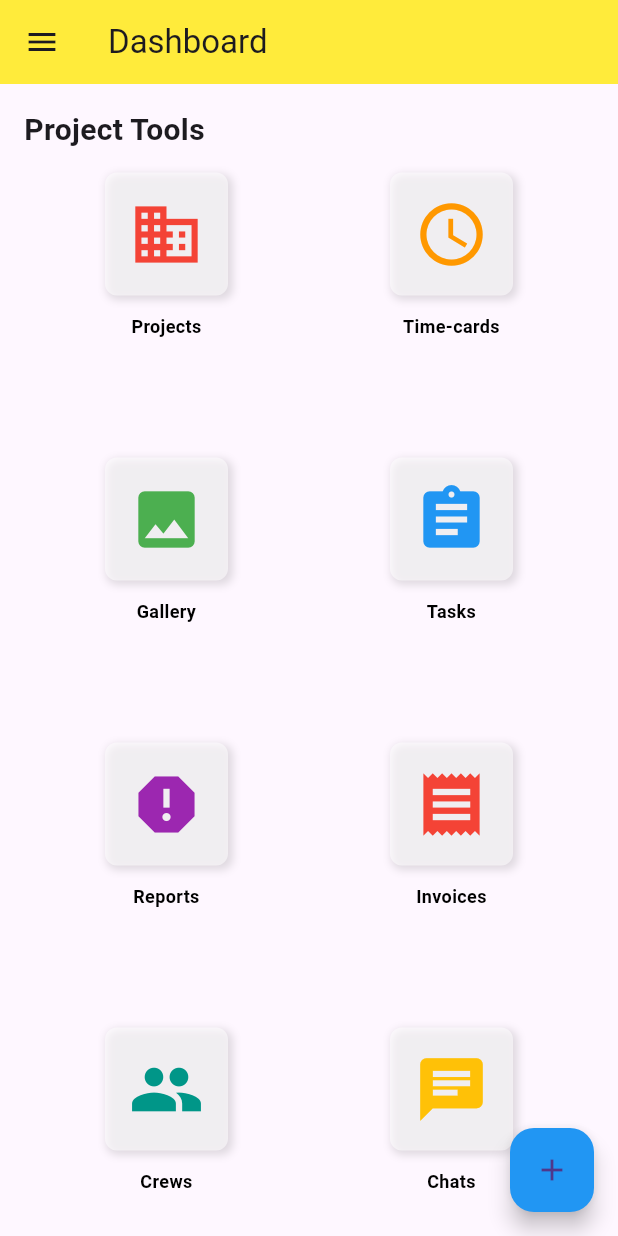
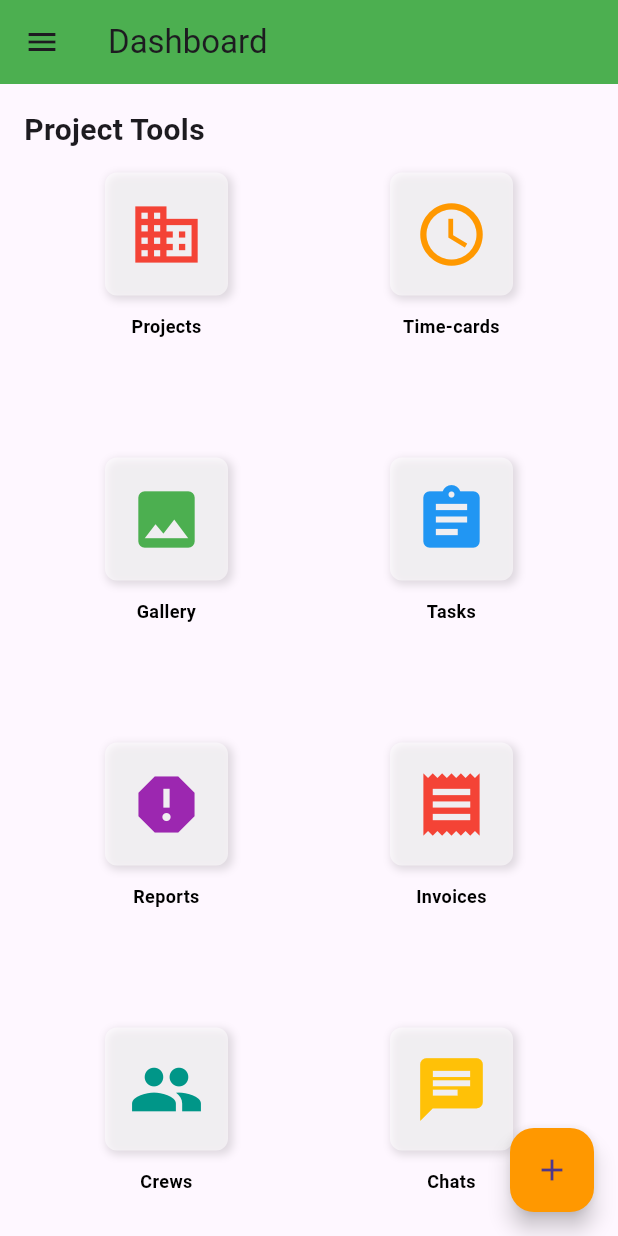
Before and after one commit to monahidalgo/on_site_crews, a Flutter app: the DashboardScreen screen opened by its route, on a phone screen of 412 x 824 dp. Run offline on Flutter 3.47's test engine with Material 3 defaults, Android fonts, the phone set to English and light mode, and no system bars; our stand-ins replace audioplayers, geolocator.

Commit message:
Updated DashboardScreen UI with green app bar and more design features (top priority).

```diff
--- a/lib/dashboard_screen.dart
+++ b/lib/dashboard_screen.dart
@@ -11,7 +11,7 @@ class DashboardScreen extends StatelessWidget {
     return Scaffold(
       appBar: AppBar(
         title: const Text('Dashboard'),
-        backgroundColor: Colors.yellow,
+        backgroundColor: Colors.green,
       ),
       drawer: Drawer(
         child: ListView(
@@ -19,7 +19,7 @@ class DashboardScreen extends StatelessWidget {
           children: <Widget>[
             const DrawerHeader(
               decoration: BoxDecoration(
-                color: Colors.blue,
+                color: Colors.red,
               ),
               child: Column(
                 mainAxisAlignment: MainAxisAlignment.center,
@@ -149,7 +149,7 @@ class DashboardScreen extends StatelessWidget {
           Navigator.pushNamed(context, '/create_project');
         },
         tooltip: 'Create Project',
-        backgroundColor: Colors.blue,
+        backgroundColor: Colors.orange,
         child: const Icon(Icons.add),
       ),
       floatingActionButtonLocation: FloatingActionButtonLocation.endFloat,
--- a/lib/login_screen.dart
+++ b/lib/login_screen.dart
@@ -22,7 +22,7 @@ class LoginScreen extends StatelessWidget {
                   margin: const EdgeInsets.symmetric(vertical: 20.0),
                   alignment: Alignment.center,
                   child: Image.asset(
-                    'assets/images/onsitelogin.jpeg',
+                    'assets/images/bk.png',
                     height: 300, // Make the logo smaller or larger
                     fit: BoxFit.contain,
                   ),
```
Also changed, not shown: 6 other files.
